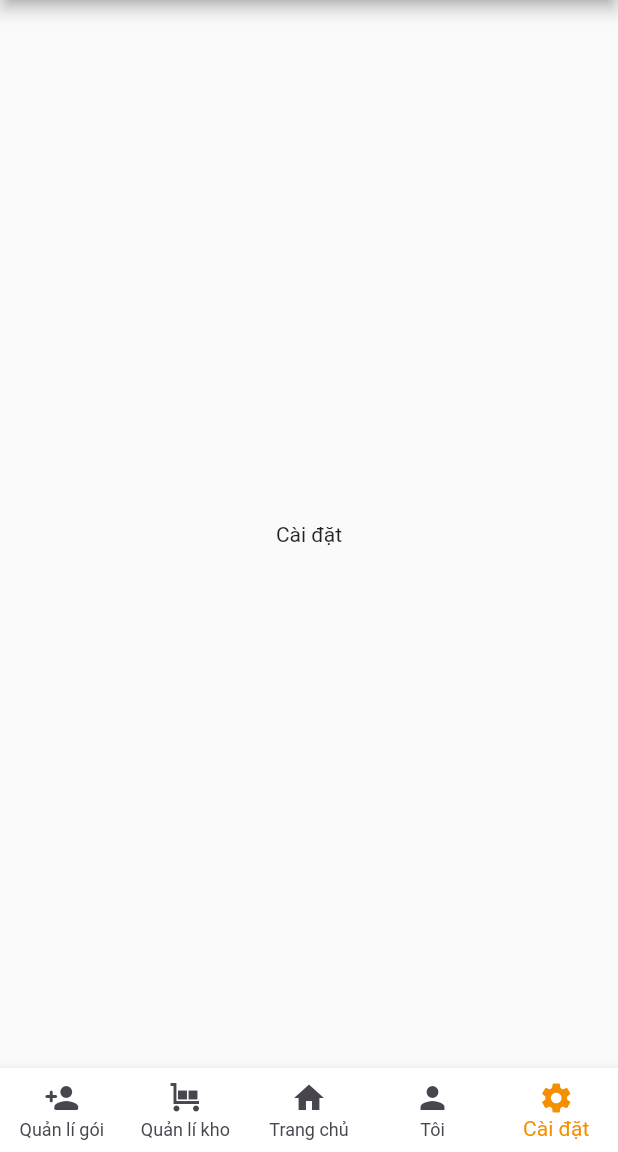
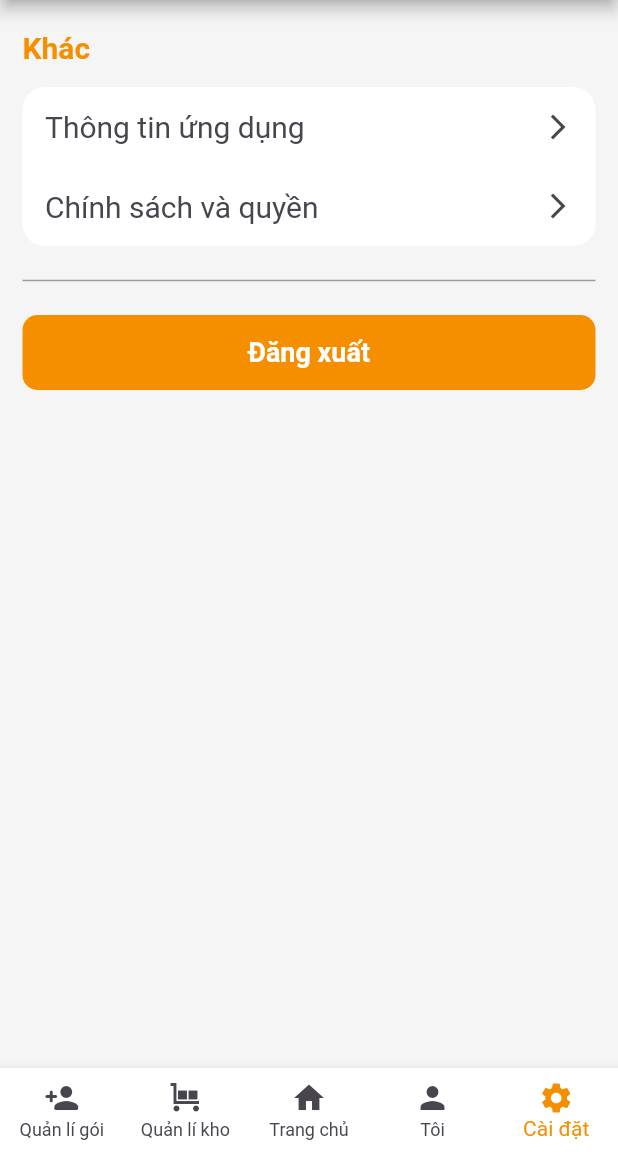
Before and after one commit to nightowls19vp/nyp19vp-fe-mb, a Flutter app: the HomeScreen screen opened by its route, item 5 of the bottom bar chosen, on a phone screen of 412 x 824 dp, the part 84-1236 px from its top. Run offline on Flutter 3.47's test engine with Material 2 defaults, Android fonts, the phone set to English and light mode, and no system bars; our stand-ins replace another_flushbar, flutter_signin_button; missing offline and left inert: text_divider.

Commit message:
Refactor color file & build layout for settings screen

```diff
--- a/lib/res/colors.dart
+++ b/lib/res/colors.dart
@@ -1,10 +1,12 @@
 import 'package:flutter/material.dart';
 
 class AppColors {
-  static const white = Color.fromARGB(255, 255, 255, 255);
+  static const bgPrimary = Color(0xFFFFFFFF);
+  static const bgSecondary = Color(0xFFF5F5F5);
   static const orange = Color(0xFFF58F00);
+
   static const text = Color(0xFF49454F);
-
   static const error = Color(0xFFDD382F);
   static const success = Color(0xFF198754);
+  static const textSecondary = Color.fromARGB(130, 73, 69, 79);
 }
--- a/lib/state/nav_bar_state.dart
+++ b/lib/state/nav_bar_state.dart
@@ -1,5 +1,6 @@
 import 'package:flutter/material.dart';
 import 'package:nyp19vp_mb/views/profile/profile_screen.dart';
+import 'package:nyp19vp_mb/views/settings/settings_screen.dart';
 
 class NavigationBarState extends ChangeNotifier {
   int _currentIndex = 2;
@@ -25,9 +26,7 @@ class NavigationBarState extends ChangeNotifier {
       case 3:
         return ProfileScreen();
       case 4:
-        return Container(
-          child: Text('Cài đặt'),
-        );
+        return SettingsScreen();
       default:
         return Container(
           child: Text('Lỗi'),
--- a/lib/view_models/login/login_view_model.dart
+++ b/lib/view_models/login/login_view_model.dart
@@ -29,7 +29,11 @@ class LoginViewModel with ChangeNotifier {
       case 200:
         await showCustomizeFlushbar(
             StatusType.success, 'Đăng nhập thành công', context);
-        Navigator.pushNamed(context, RoutesName.home);
+        Navigator.pushNamedAndRemoveUntil(
+          context,
+          RoutesName.home,
+          (route) => false,
+        );
         break;
       case 401:
         await showCustomizeFlushbar(
--- a/lib/view_models/register/register_view_model.dart
+++ b/lib/view_models/register/register_view_model.dart
@@ -24,7 +24,11 @@ class RegisterViewModel with ChangeNotifier {
       case 200:
         await showCustomizeFlushbar(
             StatusType.success, 'Đăng ký thành công', context);
-        Navigator.pushNamed(context, RoutesName.login);
+        Navigator.pushNamedAndRemoveUntil(
+          context,
+          RoutesName.login,
+          (route) => false,
+        );
         break;
       default:
     }
--- a/lib/views/home/home_screen.dart
+++ b/lib/views/home/home_screen.dart
@@ -23,7 +23,7 @@ class _HomeScreenState extends State<HomeScreen> {
           'Megoo',
           textAlign: TextAlign.start,
           style: TextStyle(
-            color: AppColors.white,
+            color: AppColors.bgPrimary,
           ),
         ),
         titleSpacing: 0,
@@ -32,7 +32,7 @@ class _HomeScreenState extends State<HomeScreen> {
             onPressed: () {},
             icon: Icon(
               Icons.search_outlined,
-              color: AppColors.white,
+              color: AppColors.bgPrimary,
               size: 30,
             ),
           ),
@@ -54,7 +54,7 @@ class _HomeScreenState extends State<HomeScreen> {
                     Center(
                       child: CircleAvatar(
                         radius: 80,
-                        backgroundColor: AppColors.white,
+                        backgroundColor: AppColors.bgPrimary,
                         backgroundImage: AssetImage('assets/images/owl.png'),
 
                         // backgroundImage:
@@ -65,7 +65,8 @@ class _HomeScreenState extends State<HomeScreen> {
                       padding: const EdgeInsets.only(top: 20.0),
                       child: Text(
                         'Hồ Ngọc Minh Châu',
-                        style: TextStyle(fontSize: 20, color: AppColors.white),
+                        style:
+                            TextStyle(fontSize: 20, color: AppColors.bgPrimary),
                       ),
                     ),
                   ],
--- a/lib/views/login/forgot_pwd_page.dart
+++ b/lib/views/login/forgot_pwd_page.dart
@@ -20,7 +20,7 @@ class _ForgotPasswordScreenState extends State<ForgotPasswordScreen> {
     return Container(
       child: Scaffold(
         appBar: AppBar(
-          backgroundColor: AppColors.white,
+          backgroundColor: AppColors.bgPrimary,
           leading: IconButton(
             icon: Icon(Icons.arrow_back, color: AppColors.orange),
             onPressed: () => Navigator.of(context).pop(),
@@ -31,7 +31,7 @@ class _ForgotPasswordScreenState extends State<ForgotPasswordScreen> {
             style: TextStyle(color: AppColors.orange),
           ),
         ),
-        backgroundColor: AppColors.white,
+        backgroundColor: AppColors.bgPrimary,
         body: Column(
           mainAxisAlignment: MainAxisAlignment.start,
           children: [
--- a/lib/views/login/login_screen.dart
+++ b/lib/views/login/login_screen.dart
@@ -28,7 +28,7 @@ class LoginScreen extends StatelessWidget {
             width: screenWidth,
             height: screenHeight,
             child: Scaffold(
-              backgroundColor: AppColors.white,
+              backgroundColor: AppColors.bgPrimary,
               body: Column(
                 mainAxisAlignment: MainAxisAlignment.center,
                 children: [
--- a/lib/views/profile/edit_profile_screen.dart
+++ b/lib/views/profile/edit_profile_screen.dart
@@ -28,7 +28,7 @@ class EditProfileScreen extends StatelessWidget {
           'Chỉnh sửa thông tin cá nhân',
           textAlign: TextAlign.start,
           style: TextStyle(
-            color: AppColors.white,
+            color: AppColors.bgPrimary,
           ),
         ),
       ),
--- a/lib/views/register/register_screen.dart
+++ b/lib/views/register/register_screen.dart
@@ -22,7 +22,7 @@ class RegisterScreen extends StatelessWidget {
       child: Scaffold(
           resizeToAvoidBottomInset: true,
           body: Scaffold(
-            backgroundColor: AppColors.white,
+            backgroundColor: AppColors.bgPrimary,
             body: SingleChildScrollView(
               child: Padding(
                 padding: const EdgeInsets.only(top: 15.0, bottom: 15.0),
--- /dev/null
+++ b/lib/views/settings/settings_screen.dart
@@ -0,0 +1,87 @@
+import 'package:flutter/material.dart';
+import 'package:nyp19vp_mb/res/colors.dart';
+import 'package:nyp19vp_mb/widgets/setting_item.dart';
+
+class SettingsScreen extends StatelessWidget {
+  const SettingsScreen({super.key});
+
+  @override
+  Widget build(BuildContext context) {
+    double screenWidth = MediaQuery.of(context).size.width;
+    double screenHeight = MediaQuery.of(context).size.height;
+
+    return Container(
+      color: AppColors.bgSecondary,
+      child: Column(
+        children: [
+          Padding(
+            padding: const EdgeInsets.only(top: 20.0, left: 15.0, right: 15.0),
+            child: Row(
+              mainAxisAlignment: MainAxisAlignment.spaceBetween,
+              children: [
+                Text(
+                  'Khác',
+                  style: TextStyle(
+                      color: AppColors.orange,
+                      fontSize: 20,
+                      fontWeight: FontWeight.bold),
+                ),
+              ],
+            ),
+          ),
+          Padding(
+            padding: const EdgeInsets.all(15.0),
+            child: Container(
+              decoration: BoxDecoration(
+                  color: AppColors.bgPrimary,
+                  // border: Border.all(color: AppColors.orange),
+                  borderRadius: BorderRadius.circular(15)),
+              child: Column(children: [
+                SettingItem(title: "Thông tin ứng dụng"),
+                SettingItem(title: "Chính sách và quyền"),
+              ]),
+            ),
+          ),
+          Padding(
+            padding: const EdgeInsets.only(
+              left: 15.0,
+              right: 15.0,
+            ),
+            child: Divider(
+              thickness: 1.0,
+              color: AppColors.textSecondary,
+            ),
+          ),
+          Padding(
+            padding: EdgeInsets.all(15.0),
+            child: Expanded(
+              child: InkWell(
+                onTap: () {
+                  print("log out");
+                },
+                // borderRadius: BorderRadius.circular(15),
+                child: Container(
+                  width: (screenWidth - 20),
+                  height: 50,
+                  decoration: BoxDecoration(
+                    color: AppColors.orange,
+                    borderRadius: BorderRadius.circular(10),
+                  ),
+                  child: const Center(
+                    child: Text(
+                      'Đăng xuất',
+                      style: TextStyle(
+                          fontSize: 18,
+                          fontWeight: FontWeight.bold,
+                          color: Color(0xFFFFFFFF)),
+                    ),
+                  ),
+                ),
+              ),
+            ),
+          )
+        ],
+      ),
+    );
+  }
+}
--- a/lib/widgets/bottom_navigation_bar.dart
+++ b/lib/widgets/bottom_navigation_bar.dart
@@ -46,7 +46,7 @@ class _CustomNavigationBarState extends State<CustomNavigationBar> {
         ),
       ],
       currentIndex: navBarState.currentIndex,
-      backgroundColor: AppColors.white,
+      backgroundColor: AppColors.bgPrimary,
       selectedItemColor: AppColors.orange,
       unselectedItemColor: AppColors.text,
       type: BottomNavigationBarType.fixed,
--- /dev/null
+++ b/lib/widgets/setting_item.dart
@@ -0,0 +1,42 @@
+import 'package:flutter/material.dart';
+import 'package:nyp19vp_mb/res/colors.dart';
+
+class SettingItem extends StatefulWidget {
+  String title;
+  SettingItem({super.key, required this.title});
+
+  @override
+  State<SettingItem> createState() => _SettingItemState();
+}
+
+class _SettingItemState extends State<SettingItem> {
+  @override
+  Widget build(BuildContext context) {
+    return InkWell(
+      onTap: () {},
+      customBorder: RoundedRectangleBorder(
+        borderRadius: BorderRadius.circular(10),
+      ),
+      child: Padding(
+        padding: EdgeInsets.all(15.0),
+        child: Row(
+          mainAxisAlignment: MainAxisAlignment.spaceBetween,
+          children: [
+            Text(
+              widget.title,
+              style: TextStyle(
+                color: AppColors.text,
+                fontSize: 20,
+              ),
+            ),
+            Icon(
+              (Icons.arrow_forward_ios),
+              color: AppColors.text,
+              size: 20,
+            )
+          ],
+        ),
+      ),
+    );
+  }
+}
```
Also changed, not shown: lib/views/login/login_form.dart (+6 -1 lines), lib/views/profile/profile_screen.dart (+47 -29 lines).
